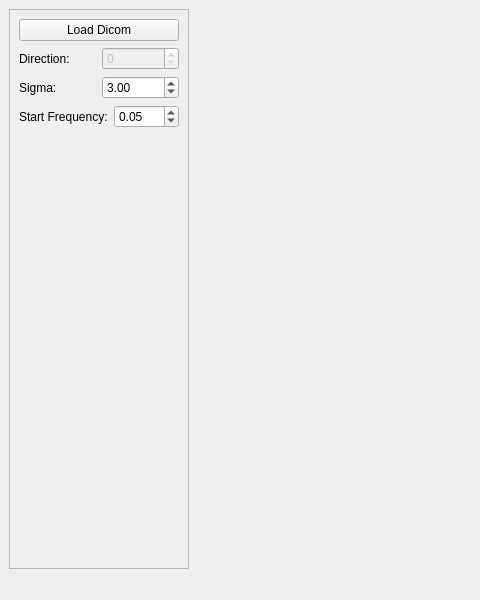
Before: the Qt Designer form main/stripe_artifact_remover.ui in jackyko1991/Stripe-Artifact-Remover, drawn with Qt 5; both pictures show x 0 to 480 and y 0 to 600 of the 1354 by 600 pixel window.
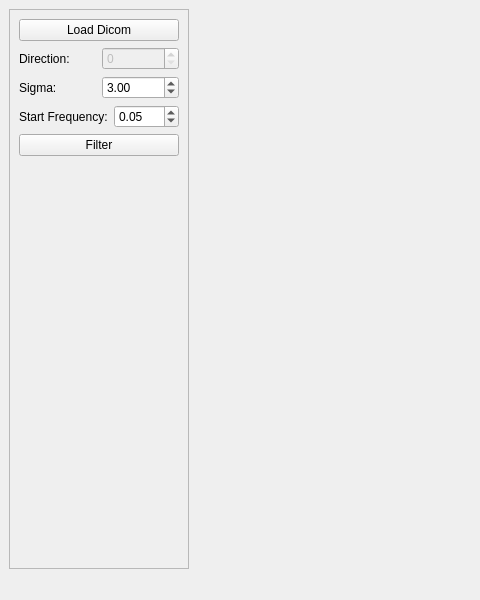
After: the same form once the commit is applied. Custom widgets are drawn as their Qt base class.

Commit message: filter implemented

Diff of the .ui file:
```diff
--- a/main/stripe_artifact_remover.ui
+++ b/main/stripe_artifact_remover.ui
@@ -17,6 +17,12 @@
    <layout class="QHBoxLayout" name="horizontalLayout_4">
     <item>
      <widget class="QFrame" name="frame">
+      <property name="minimumSize">
+       <size>
+        <width>180</width>
+        <height>0</height>
+       </size>
+      </property>
       <property name="maximumSize">
        <size>
         <width>180</width>
@@ -94,6 +100,13 @@
          </item>
         </layout>
        </item>
+       <item>
+        <widget class="QPushButton" name="filterPushButton">
+         <property name="text">
+          <string>Filter</string>
+         </property>
+        </widget>
+       </item>
        <item>
         <spacer name="verticalSpacer">
          <property name="orientation">
@@ -102,7 +115,7 @@
          <property name="sizeHint" stdset="0">
           <size>
            <width>20</width>
-           <height>372</height>
+           <height>337</height>
           </size>
          </property>
         </spacer>
```
Left out of the diff: 14 changed lines with no effect on the pictures. The commit also changes 4 other files.
